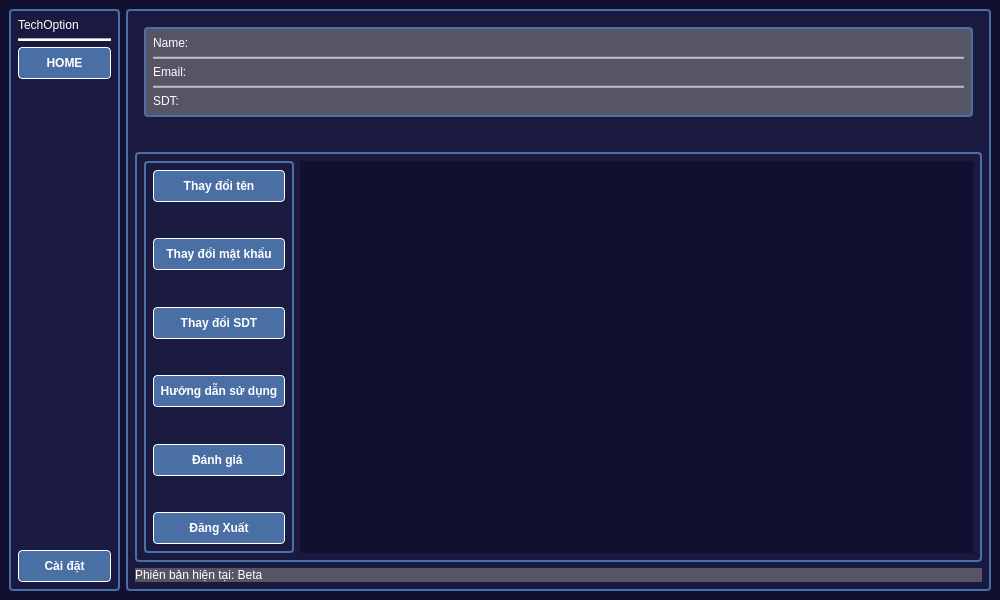
Old version of the form ui/setting.ui in the repository KietIT-bip-bip/PTA39-SPCK.
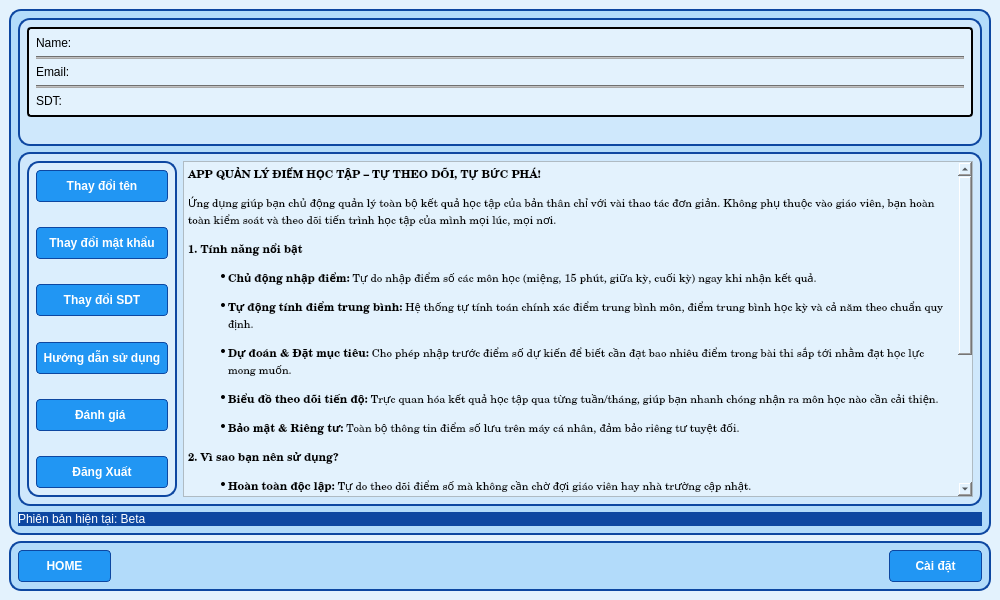
New version of the form. Icons and pictures are not drawn.

What changed in the file:
```diff
--- a/ui/setting.ui
+++ b/ui/setting.ui
@@ -26,144 +26,45 @@
    <string>MainWindow</string>
   </property>
   <property name="styleSheet">
-   <string notr="true">background-color: rgb(16, 16, 48);</string>
+   <string notr="true">background-color: rgb(16, 16, 48);
+background-color: rgb(227, 242, 253);</string>
   </property>
   <widget class="QWidget" name="centralwidget">
-   <layout class="QHBoxLayout" name="horizontalLayout_2">
+   <layout class="QVBoxLayout" name="verticalLayout">
     <item>
-     <widget class="QWidget" name="thanhcongcu" native="true">
+     <widget class="QWidget" name="khung_chinh" native="true">
       <property name="styleSheet">
-       <string notr="true">#thanhcongcu {
-    background-color: #1A1A40; 
-    border: 2px solid #4A6FA5; 
-    border-radius: 4px;    
-}   </string>
+       <string notr="true">#khung_chinh {
+    border: 2px solid #0D47A1;
+    border-radius: 12px;
+   background-color: rgba(144, 202, 249, 150);;;
+}</string>
       </property>
-      <layout class="QVBoxLayout" name="verticalLayout">
+      <layout class="QVBoxLayout" name="bo_cuc_doc_5">
        <item>
-        <widget class="QLabel" name="label_2">
+        <widget class="QWidget" name="thanh_thong_tin" native="true">
          <property name="styleSheet">
-          <string notr="true">background-color: #1A1A40; 
-color: rgb(255, 255, 255);</string>
-         </property>
-         <property name="text">
-          <string>TechOption</string>
-         </property>
-        </widget>
-       </item>
-       <item>
-        <widget class="Line" name="line">
-         <property name="styleSheet">
-          <string notr="true">background-color: rgb(255, 255, 255);</string>
-         </property>
-         <property name="orientation">
-          <enum>Qt::Horizontal</enum>
-         </property>
-        </widget>
-       </item>
-       <item>
-        <widget class="QPushButton" name="nut_home">
-         <property name="styleSheet">
-          <string notr="true">#nut_home {
-    background-color: #4A6FA5; 
-    color: white;              
-    border: 1px solid #ffffff; 
-    border-radius: 4px;
-    
-    min-height: 30px;     /* Bằng chiều cao nút trên cho đều */
-    font-size: 12px;
-    font-weight: bold;
-}
-#nut_home:hover {
-    background-color: #3b5c8a;
+          <string notr="true">#thanh_thong_tin {
+    border: 2px solid #0D47A1;
+    border-radius: 12px;
+  background-color: rgba(227, 242, 253, 150);;;;
 }</string>
          </property>
-         <property name="text">
-          <string>HOME</string>
-         </property>
-        </widget>
-       </item>
-       <item>
-        <spacer name="verticalSpacer">
-         <property name="orientation">
-          <enum>Qt::Vertical</enum>
-         </property>
-         <property name="sizeHint" stdset="0">
-          <size>
-           <width>20</width>
-           <height>386</height>
-          </size>
-         </property>
-        </spacer>
-       </item>
-       <item>
-        <widget class="QPushButton" name="nut_caidat">
-         <property name="minimumSize">
-          <size>
-           <width>93</width>
-           <height>32</height>
-          </size>
-         </property>
-         <property name="maximumSize">
-          <size>
-           <width>93</width>
-           <height>16777215</height>
-          </size>
-         </property>
-         <property name="styleSheet">
-          <string notr="true">#nut_caidat {
-    background-color: #4A6FA5; 
-    color: white;              
-    border: 1px solid #ffffff; 
-    border-radius: 4px;
-    
-    min-height: 30px;     /* Bằng chiều cao nút trên cho đều */
-    font-size: 12px;
-    font-weight: bold;
-}
-#nut_caidat:hover {
-    background-color: #3b5c8a;
-}</string>
-         </property>
-         <property name="text">
-          <string>Cài đặt</string>
-         </property>
-        </widget>
-       </item>
-      </layout>
-     </widget>
-    </item>
-    <item>
-     <widget class="QWidget" name="widget_2" native="true">
-      <property name="styleSheet">
-       <string notr="true">#widget_2 {
-    background-color: #1A1A40; 
-    border: 2px solid #4A6FA5; 
-    border-radius: 4px;    
-}   </string>
-      </property>
-      <layout class="QVBoxLayout" name="verticalLayout_5">
-       <item>
-        <widget class="QWidget" name="widget_3" native="true">
-         <property name="styleSheet">
-          <string notr="true">background-color: rgb(26, 26, 64);</string>
-         </property>
-         <layout class="QVBoxLayout" name="verticalLayout_3">
+         <layout class="QVBoxLayout" name="bo_cuc_doc_3">
           <item>
-           <widget class="QWidget" name="widget_4" native="true">
+           <widget class="QWidget" name="khung_thong_tin" native="true">
             <property name="styleSheet">
-             <string notr="true">#widget_4 {
-    background-color: #555565; 
-    border: 2px solid #4A6FA5; 
+             <string notr="true">#khung_thong_tin {
+    background-color: #E3F2FD; 
+    border: 2px solid E3F2FD; 
     border-radius: 4px;    
 }   </string>
             </property>
-            <layout class="QVBoxLayout" name="verticalLayout_2">
+            <layout class="QVBoxLayout" name="bo_cuc_doc_2">
              <item>
-              <widget class="QLabel" name="username">
+              <widget class="QLabel" name="ho_ten">
                <property name="styleSheet">
-                <string notr="true">color: rgb(255, 255, 255);
-background-color: rgb(85, 85, 101);</string>
+                <string notr="true"/>
                </property>
                <property name="text">
                 <string>Name:</string>
@@ -171,7 +72,7 @@
               </widget>
              </item>
              <item>
-              <widget class="Line" name="line_2">
+              <widget class="Line" name="duong_ke_2">
                <property name="styleSheet">
                 <string notr="true">background-color: rgb(168, 168, 168);</string>
                </property>
@@ -183,8 +84,7 @@
              <item>
               <widget class="QLabel" name="email">
                <property name="styleSheet">
-                <string notr="true">color: rgb(255, 255, 255);
-background-color: rgb(85, 85, 101);</string>
+                <string notr="true"/>
                </property>
                <property name="text">
                 <string>Email:</string>
@@ -192,7 +92,7 @@
               </widget>
              </item>
              <item>
-              <widget class="Line" name="line_3">
+              <widget class="Line" name="duong_ke_3">
                <property name="styleSheet">
                 <string notr="true">background-color: rgb(168, 168, 168);</string>
                </property>
@@ -204,8 +104,7 @@
              <item>
               <widget class="QLabel" name="sdt">
                <property name="styleSheet">
-                <string notr="true">color: rgb(255, 255, 255);
-background-color: rgb(85, 85, 101);</string>
+                <string notr="true"/>
                </property>
                <property name="text">
                 <string>SDT:</string>
@@ -216,7 +115,7 @@
            </widget>
           </item>
           <item>
-           <spacer name="horizontalSpacer_3">
+           <spacer name="khoang_trong_ngang_3">
             <property name="orientation">
              <enum>Qt::Horizontal</enum>
             </property>
@@ -232,17 +131,17 @@
         </widget>
        </item>
        <item>
-        <widget class="QWidget" name="widget_5" native="true">
+        <widget class="QWidget" name="khung_chuc_nang" native="true">
          <property name="styleSheet">
-          <string notr="true">#widget_5 {
-    background-color: #1A1A40; 
-    border: 2px solid #4A6FA5; 
-    border-radius: 4px;    
-}   </string>
+          <string notr="true">#khung_chuc_nang {
+    border: 2px solid #0D47A1;
+    border-radius: 12px;
+   background-color: rgba(227, 242, 253, 150);;;;
+}</string>
          </property>
-         <layout class="QHBoxLayout" name="horizontalLayout">
+         <layout class="QHBoxLayout" name="bo_cuc_ngang">
           <item>
-           <widget class="QWidget" name="widget_6" native="true">
+           <widget class="QWidget" name="khung_nut" native="true">
             <property name="minimumSize">
              <size>
               <width>150</width>
@@ -256,28 +155,28 @@
              </size>
             </property>
             <property name="styleSheet">
-             <string notr="true">#widget_6 {
-    background-color: #1A1A40; 
-    border: 2px solid #4A6FA5; 
-    border-radius: 4px;    
-}   </string>
+             <string notr="true">#khung_nut {
+    border: 2px solid #0D47A1;
+    border-radius: 12px;
+  background-color: rgba(227, 242, 253, 150);;
+}</string>
             </property>
-            <layout class="QVBoxLayout" name="verticalLayout_4">
+            <layout class="QVBoxLayout" name="bo_cuc_doc_4">
              <item>
-              <widget class="QPushButton" name="nut_thaydoiten">
+              <widget class="QPushButton" name="nut_doi_ten">
                <property name="styleSheet">
-                <string notr="true">#nut_thaydoiten {
-    background-color: #4A6FA5; 
-    color: white;              
-    border: 1px solid #ffffff; 
+                <string notr="true">#nut_doi_ten {
+    background-color: #2196F3; 
+    color: #ffffff;              
+    border: 1px solid #0D47A1; 
     border-radius: 4px;
     
     min-height: 30px;     /* Bằng chiều cao nút trên cho đều */
     font-size: 12px;
     font-weight: bold;
 }
-#nut_thaydoiten:hover {
-    background-color: #3b5c8a;
+#nut_doi_ten:hover {
+    background-color: #90CAF9;
 }</string>
                </property>
                <property name="text">
@@ -286,7 +185,7 @@
               </widget>
              </item>
              <item>
-              <spacer name="verticalSpacer_3">
+              <spacer name="khoang_trong_doc_3">
                <property name="orientation">
                 <enum>Qt::Vertical</enum>
                </property>
@@ -299,20 +198,20 @@
               </spacer>
              </item>
              <item>
-              <widget class="QPushButton" name="nut_thaydoimatkhau">
+              <widget class="QPushButton" name="nut_doi_mat_khau">
                <property name="styleSheet">
-                <string notr="true">#nut_thaydoimatkhau {
-    background-color: #4A6FA5; 
-    color: white;              
-    border: 1px solid #ffffff; 
+                <string notr="true">#nut_doi_mat_khau {
+    background-color: #2196F3; 
+    color: #ffffff;              
+    border: 1px solid #0D47A1; 
     border-radius: 4px;
     
     min-height: 30px;     /* Bằng chiều cao nút trên cho đều */
     font-size: 12px;
     font-weight: bold;
 }
-#nut_thaydoimatkhau:hover {
-    background-color: #3b5c8a;
+#nut_doi_mat_khau:hover {
+    background-color: #90CAF9;
 }</string>
                </property>
                <property name="text">
@@ -321,7 +220,7 @@
               </widget>
              </item>
              <item>
-              <spacer name="verticalSpacer_4">
+              <spacer name="khoang_trong_doc_4">
                <property name="orientation">
                 <enum>Qt::Vertical</enum>
                </property>
@@ -334,20 +233,20 @@
               </spacer>
              </item>
              <item>
-              <widget class="QPushButton" name="nut_thaydoisdt">
+              <widget class="QPushButton" name="nut_doi_sdt">
                <property name="styleSheet">
-                <string notr="true">#nut_thaydoisdt {
-    background-color: #4A6FA5; 
-    color: white;              
-    border: 1px solid #ffffff; 
+                <string notr="true">#nut_doi_sdt {
+    background-color: #2196F3; 
+    color: #ffffff;              
+    border: 1px solid #0D47A1; 
     border-radius: 4px;
     
     min-height: 30px;     /* Bằng chiều cao nút trên cho đều */
     font-size: 12px;
     font-weight: bold;
 }
-#nut_thaydoisdt:hover {
-    background-color: #3b5c8a;
+#nut_doi_sdt:hover {
+    background-color: #90CAF9;
 }</string>
                </property>
                <property name="text">
@@ -356,7 +255,7 @@
               </widget>
              </item>
              <item>
-              <spacer name="verticalSpacer_5">
+              <spacer name="khoang_trong_doc_5">
                <property name="orientation">
                 <enum>Qt::Vertical</enum>
                </property>
@@ -369,20 +268,20 @@
               </spacer>
              </item>
              <item>
-              <widget class="QPushButton" name="nut_huongdansudung">
+              <widget class="QPushButton" name="nut_huong_dan">
                <property name="styleSheet">
-                <string notr="true">#nut_huongdansudung {
-    background-color: #4A6FA5; 
-    color: white;              
-    border: 1px solid #ffffff; 
+                <string notr="true">#nut_huong_dan {
+    background-color: #2196F3; 
+    color: #ffffff;              
+    border: 1px solid #0D47A1; 
     border-radius: 4px;
     
     min-height: 30px;     /* Bằng chiều cao nút trên cho đều */
     font-size: 12px;
     font-weight: bold;
 }
-#nut_huongdansudung:hover {
-    background-color: #3b5c8a;
+#nut_huong_dan:hover {
+    background-color: #90CAF9;
 }</string>
                </property>
                <property name="text">
@@ -391,7 +290,7 @@
               </widget>
              </item>
              <item>
-              <spacer name="verticalSpacer_6">
+              <spacer name="khoang_trong_doc_6">
                <property name="orientation">
                 <enum>Qt::Vertical</enum>
                </property>
@@ -404,20 +303,20 @@
               </spacer>
              </item>
              <item>
-              <widget class="QPushButton" name="nut_danhgia">
+              <widget class="QPushButton" name="nut_danh_gia">
                <property name="styleSheet">
-                <string notr="true">#nut_danhgia {
-    background-color: #4A6FA5; 
-    color: white;              
-    border: 1px solid #ffffff; 
+                <string notr="true">#nut_danh_gia {
+    background-color: #2196F3; 
+    color: #ffffff;              
+    border: 1px solid #0D47A1; 
     border-radius: 4px;
     
     min-height: 30px;     /* Bằng chiều cao nút trên cho đều */
     font-size: 12px;
     font-weight: bold;
 }
-#nut_danhgia:hover {
-    background-color: #3b5c8a;
+#nut_danh_gia:hover {
+    background-color: #90CAF9;
 }</string>
                </property>
                <property name="text">
@@ -426,7 +325,7 @@
               </widget>
              </item>
              <item>
-              <spacer name="verticalSpacer_7">
+              <spacer name="khoang_trong_doc_7">
                <property name="orientation">
                 <enum>Qt::Vertical</enum>
                </property>
@@ -439,20 +338,20 @@
               </spacer>
              </item>
              <item>
-              <widget class="QPushButton" name="nut_dangxuat">
+              <widget class="QPushButton" name="nut_dang_xuat">
                <property name="styleSheet">
-                <string notr="true">#nut_dangxuat {
-    background-color: #4A6FA5; 
-    color: white;              
-    border: 1px solid #ffffff; 
+                <string notr="true">#nut_dang_xuat {
+    background-color: #2196F3; 
+    color: #ffffff;              
+    border: 1px solid #0D47A1; 
     border-radius: 4px;
     
     min-height: 30px;     /* Bằng chiều cao nút trên cho đều */
     font-size: 12px;
     font-weight: bold;
 }
-#nut_dangxuat:hover {
-    background-color: #3b5c8a;
+#nut_dang_xuat:hover {
+    background-color: #90CAF9;
 }</string>
                </property>
                <property name="text">
@@ -464,18 +363,35 @@
            </widget>
           </item>
           <item>
-           <widget class="QLabel" name="label_7">
-            <property name="styleSheet">
-             <string notr="true">color: rgb(255, 255, 255);</string>
+           <widget class="QTextBrowser" name="textBrowser">
+            <property name="font">
+             <font>
+              <family>Century</family>
+             </font>
             </property>
-            <property name="text">
-             <string/>
-            </property>
-            <property name="pixmap">
-             <pixmap>../assets/images/logo-removebg-preview.png</pixmap>
-            </property>
-            <property name="alignment">
-             <set>Qt::AlignCenter</set>
+            <property name="html">
+             <string>&lt;!DOCTYPE HTML PUBLIC &quot;-//W3C//DTD HTML 4.0//EN&quot; &quot;http://www.w3.org/TR/REC-html40/strict.dtd&quot;&gt;
+&lt;html&gt;&lt;head&gt;&lt;meta name=&quot;qrichtext&quot; content=&quot;1&quot; /&gt;&lt;style type=&quot;text/css&quot;&gt;
+p, li { white-space: pre-wrap; }
+&lt;/style&gt;&lt;/head&gt;&lt;body style=&quot; font-family:'Century'; font-size:7.8pt; font-weight:400; font-style:normal;&quot;&gt;
+&lt;p style=&quot; margin-top:0px; margin-bottom:0px; margin-left:0px; margin-right:0px; -qt-block-indent:0; text-indent:0px;&quot;&gt;&lt;span style=&quot; font-family:'MS Shell Dlg 2'; font-size:8pt; font-weight:600;&quot;&gt;APP QUẢN LÝ ĐIỂM HỌC TẬP – TỰ THEO DÕI, TỰ BỨC PHÁ!&lt;/span&gt;&lt;/p&gt;
+&lt;p style=&quot; margin-top:12px; margin-bottom:12px; margin-left:0px; margin-right:0px; -qt-block-indent:0; text-indent:0px;&quot;&gt;&lt;span style=&quot; font-family:'MS Shell Dlg 2'; font-size:8pt;&quot;&gt;Ứng dụng giúp bạn chủ động quản lý toàn bộ kết quả học tập của bản thân chỉ với vài thao tác đơn giản. Không phụ thuộc vào giáo viên, bạn hoàn toàn kiểm soát và theo dõi tiến trình học tập của mình mọi lúc, mọi nơi.&lt;/span&gt;&lt;/p&gt;
+&lt;p style=&quot; margin-top:12px; margin-bottom:12px; margin-left:0px; margin-right:0px; -qt-block-indent:0; text-indent:0px;&quot;&gt;&lt;span style=&quot; font-family:'MS Shell Dlg 2'; font-size:8pt; font-weight:600;&quot;&gt;1. Tính năng nổi bật&lt;/span&gt;&lt;/p&gt;
+&lt;ul style=&quot;margin-top: 0px; margin-bottom: 0px; margin-left: 0px; margin-right: 0px; -qt-list-indent: 1;&quot;&gt;&lt;li style=&quot; font-family:'MS Shell Dlg 2'; font-size:8pt;&quot; style=&quot; margin-top:12px; margin-bottom:12px; margin-left:0px; margin-right:0px; -qt-block-indent:0; text-indent:0px;&quot;&gt;&lt;span style=&quot; font-weight:600;&quot;&gt;Chủ động nhập điểm:&lt;/span&gt; Tự do nhập điểm số các môn học (miệng, 15 phút, giữa kỳ, cuối kỳ) ngay khi nhận kết quả.&lt;/li&gt;
+&lt;li style=&quot; font-family:'MS Shell Dlg 2'; font-size:8pt;&quot; style=&quot; margin-top:12px; margin-bottom:12px; margin-left:0px; margin-right:0px; -qt-block-indent:0; text-indent:0px;&quot;&gt;&lt;span style=&quot; font-weight:600;&quot;&gt;Tự động tính điểm trung bình:&lt;/span&gt; Hệ thống tự tính toán chính xác điểm trung bình môn, điểm trung bình học kỳ và cả năm theo chuẩn quy định.&lt;/li&gt;
+&lt;li style=&quot; font-family:'MS Shell Dlg 2'; font-size:8pt;&quot; style=&quot; margin-top:12px; margin-bottom:12px; margin-left:0px; margin-right:0px; -qt-block-indent:0; text-indent:0px;&quot;&gt;&lt;span style=&quot; font-weight:600;&quot;&gt;Dự đoán &amp;amp; Đặt mục tiêu:&lt;/span&gt; Cho phép nhập trước điểm số dự kiến để biết cần đạt bao nhiêu điểm trong bài thi sắp tới nhằm đạt học lực mong muốn.&lt;/li&gt;
+&lt;li style=&quot; font-family:'MS Shell Dlg 2'; font-size:8pt;&quot; style=&quot; margin-top:12px; margin-bottom:12px; margin-left:0px; margin-right:0px; -qt-block-indent:0; text-indent:0px;&quot;&gt;&lt;span style=&quot; font-weight:600;&quot;&gt;Biểu đồ theo dõi tiến độ:&lt;/span&gt; Trực quan hóa kết quả học tập qua từng tuần/tháng, giúp bạn nhanh chóng nhận ra môn học nào cần cải thiện.&lt;/li&gt;
+&lt;li style=&quot; font-family:'MS Shell Dlg 2'; font-size:8pt;&quot; style=&quot; margin-top:12px; margin-bottom:12px; margin-left:0px; margin-right:0px; -qt-block-indent:0; text-indent:0px;&quot;&gt;&lt;span style=&quot; font-weight:600;&quot;&gt;Bảo mật &amp;amp; Riêng tư:&lt;/span&gt; Toàn bộ thông tin điểm số lưu trên máy cá nhân, đảm bảo riêng tư tuyệt đối.&lt;/li&gt;&lt;/ul&gt;
+&lt;p style=&quot; margin-top:12px; margin-bottom:12px; margin-left:0px; margin-right:0px; -qt-block-indent:0; text-indent:0px;&quot;&gt;&lt;span style=&quot; font-family:'MS Shell Dlg 2'; font-size:8pt; font-weight:600;&quot;&gt;2. Vì sao bạn nên sử dụng?&lt;/span&gt;&lt;/p&gt;
+&lt;ul style=&quot;margin-top: 0px; margin-bottom: 0px; margin-left: 0px; margin-right: 0px; -qt-list-indent: 1;&quot;&gt;&lt;li style=&quot; font-family:'MS Shell Dlg 2'; font-size:8pt;&quot; style=&quot; margin-top:12px; margin-bottom:12px; margin-left:0px; margin-right:0px; -qt-block-indent:0; text-indent:0px;&quot;&gt;&lt;span style=&quot; font-weight:600;&quot;&gt;Hoàn toàn độc lập:&lt;/span&gt; Tự do theo dõi điểm số mà không cần chờ đợi giáo viên hay nhà trường cập nhật.&lt;/li&gt;
+&lt;li style=&quot; font-family:'MS Shell Dlg 2'; font-size:8pt;&quot; style=&quot; margin-top:12px; margin-bottom:12px; margin-left:0px; margin-right:0px; -qt-block-indent:0; text-indent:0px;&quot;&gt;&lt;span style=&quot; font-weight:600;&quot;&gt;Tiết kiệm thời gian:&lt;/span&gt; Không cần tính nhẩm hay ghi chép thủ công ra sổ sách.&lt;/li&gt;
+&lt;li style=&quot; font-family:'MS Shell Dlg 2'; font-size:8pt;&quot; style=&quot; margin-top:12px; margin-bottom:12px; margin-left:0px; margin-right:0px; -qt-block-indent:0; text-indent:0px;&quot;&gt;&lt;span style=&quot; font-weight:600;&quot;&gt;Giao diện thân thiện:&lt;/span&gt; Dễ sử dụng, thao tác nhanh gọn, thiết kế phù hợp cho học sinh.&lt;/li&gt;
+&lt;li style=&quot; font-family:'MS Shell Dlg 2'; font-size:8pt;&quot; style=&quot; margin-top:12px; margin-bottom:12px; margin-left:0px; margin-right:0px; -qt-block-indent:0; text-indent:0px;&quot;&gt;&lt;span style=&quot; font-weight:600;&quot;&gt;Lên kế hoạch hiệu quả:&lt;/span&gt; Biết rõ thế mạnh và điểm yếu từng môn để phân bổ thời gian ôn tập hợp lý.&lt;/li&gt;&lt;/ul&gt;
+&lt;p style=&quot; margin-top:12px; margin-bottom:12px; margin-left:0px; margin-right:0px; -qt-block-indent:0; text-indent:0px;&quot;&gt;&lt;span style=&quot; font-family:'MS Shell Dlg 2'; font-size:8pt; font-weight:600;&quot;&gt;3. Hướng dẫn sử dụng nhanh&lt;/span&gt;&lt;/p&gt;
+&lt;ol style=&quot;margin-top: 0px; margin-bottom: 0px; margin-left: 0px; margin-right: 0px; -qt-list-indent: 1;&quot;&gt;&lt;li style=&quot; font-family:'MS Shell Dlg 2'; font-size:8pt;&quot; style=&quot; margin-top:12px; margin-bottom:12px; margin-left:0px; margin-right:0px; -qt-block-indent:0; text-indent:0px;&quot;&gt;&lt;span style=&quot; font-weight:600;&quot;&gt;Bước 1:&lt;/span&gt; Tải và mở ứng dụng.&lt;/li&gt;
+&lt;li style=&quot; font-family:'MS Shell Dlg 2'; font-size:8pt;&quot; style=&quot; margin-top:12px; margin-bottom:12px; margin-left:0px; margin-right:0px; -qt-block-indent:0; text-indent:0px;&quot;&gt;&lt;span style=&quot; font-weight:600;&quot;&gt;Bước 2:&lt;/span&gt; Tạo danh sách môn học và thiết lập hệ số điểm.&lt;/li&gt;
+&lt;li style=&quot; font-family:'MS Shell Dlg 2'; font-size:8pt;&quot; style=&quot; margin-top:12px; margin-bottom:12px; margin-left:0px; margin-right:0px; -qt-block-indent:0; text-indent:0px;&quot;&gt;&lt;span style=&quot; font-weight:600;&quot;&gt;Bước 3:&lt;/span&gt; Nhập điểm số mỗi khi có bài kiểm tra.&lt;/li&gt;
+&lt;li style=&quot; font-family:'MS Shell Dlg 2'; font-size:8pt;&quot; style=&quot; margin-top:12px; margin-bottom:12px; margin-left:0px; margin-right:0px; -qt-block-indent:0; text-indent:0px;&quot;&gt;&lt;span style=&quot; font-weight:600;&quot;&gt;Bước 4:&lt;/span&gt; Xem kết quả phân tích và theo dõi tiến độ học tập.&lt;/li&gt;&lt;/ol&gt;&lt;/body&gt;&lt;/html&gt;</string>
             </property>
            </widget>
           </item>
@@ -483,10 +399,10 @@
         </widget>
        </item>
        <item>
-        <widget class="QLabel" name="label_6">
+        <widget class="QLabel" name="phien_ban">
          <property name="styleSheet">
-          <string notr="true">color: rgb(255, 255, 255);
-background-color: rgb(85, 85, 101);</string>
+          <string notr="true">background-color: rgb(13, 71, 161);
+color: rgb(255, 255, 255);</string>
          </property>
          <property name="text">
           <string>Phiên bản hiện tại: Beta</string>
@@ -496,6 +412,100 @@
       </layout>
      </widget>
     </item>
+    <item>
+     <widget class="QWidget" name="thanh_cong_cu" native="true">
+      <property name="styleSheet">
+       <string notr="true">#thanh_cong_cu {
+    border: 2px solid #0D47A1;
+    border-radius: 12px;
+   background-color: rgba(144, 202, 249, 150);;;
+}</string>
+      </property>
+      <layout class="QHBoxLayout" name="horizontalLayout">
+       <item>
+        <widget class="QPushButton" name="nut_trang_chu">
+         <property name="minimumSize">
+          <size>
+           <width>93</width>
+           <height>32</height>
+          </size>
+         </property>
+         <property name="maximumSize">
+          <size>
+           <width>93</width>
+           <height>32</height>
+          </size>
+         </property>
+         <property name="styleSheet">
+          <string notr="true">#nut_trang_chu {
+    background-color: #2196F3; 
+    color: #ffffff;              
+    border: 1px solid #0D47A1; 
+    border-radius: 4px;
+    
+    min-height: 30px;     /* Bằng chiều cao nút trên cho đều */
+    font-size: 12px;
+    font-weight: bold;
+}
+#nut_trang_chu:hover {
+    background-color: #90CAF9;
+}</string>
+         </property>
+         <property name="text">
+          <string>HOME</string>
+         </property>
+        </widget>
+       </item>
+       <item>
+        <spacer name="horizontalSpacer">
+         <property name="orientation">
+          <enum>Qt::Horizontal</enum>
+         </property>
+         <property name="sizeHint" stdset="0">
+          <size>
+           <width>40</width>
+           <height>20</height>
+          </size>
+         </property>
+        </spacer>
+       </item>
+       <item>
+        <widget class="QPushButton" name="nut_cai_dat">
+         <property name="minimumSize">
+          <size>
+           <width>93</width>
+           <height>32</height>
+          </size>
+         </property>
+         <property name="maximumSize">
+          <size>
+           <width>93</width>
+           <height>32</height>
+          </size>
+         </property>
+         <property name="styleSheet">
+          <string notr="true">#nut_cai_dat {
+    background-color: #2196F3; 
+    color: #ffffff;              
+    border: 1px solid #0D47A1; 
+    border-radius: 4px;
+    
+    min-height: 30px;     /* Bằng chiều cao nút trên cho đều */
+    font-size: 12px;
+    font-weight: bold;
+}
+#nut_cai_dat:hover {
+    background-color: #90CAF9;
+}</string>
+         </property>
+         <property name="text">
+          <string>Cài đặt</string>
+         </property>
+        </widget>
+       </item>
+      </layout>
+     </widget>
+    </item>
    </layout>
   </widget>
  </widget>
```
